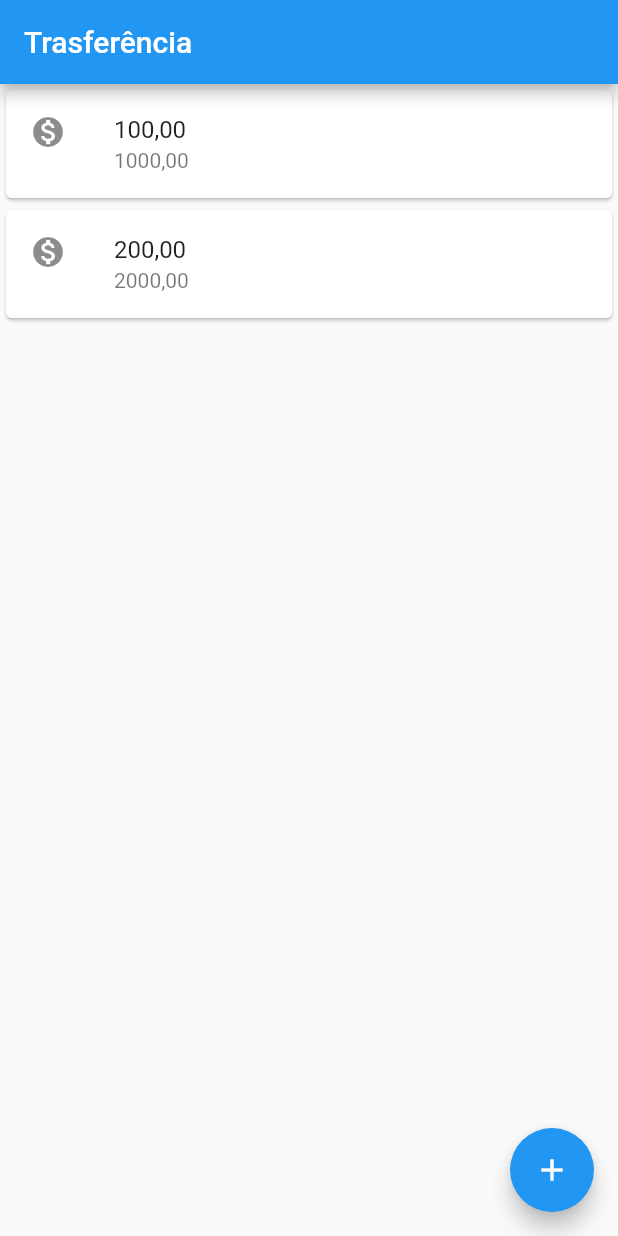
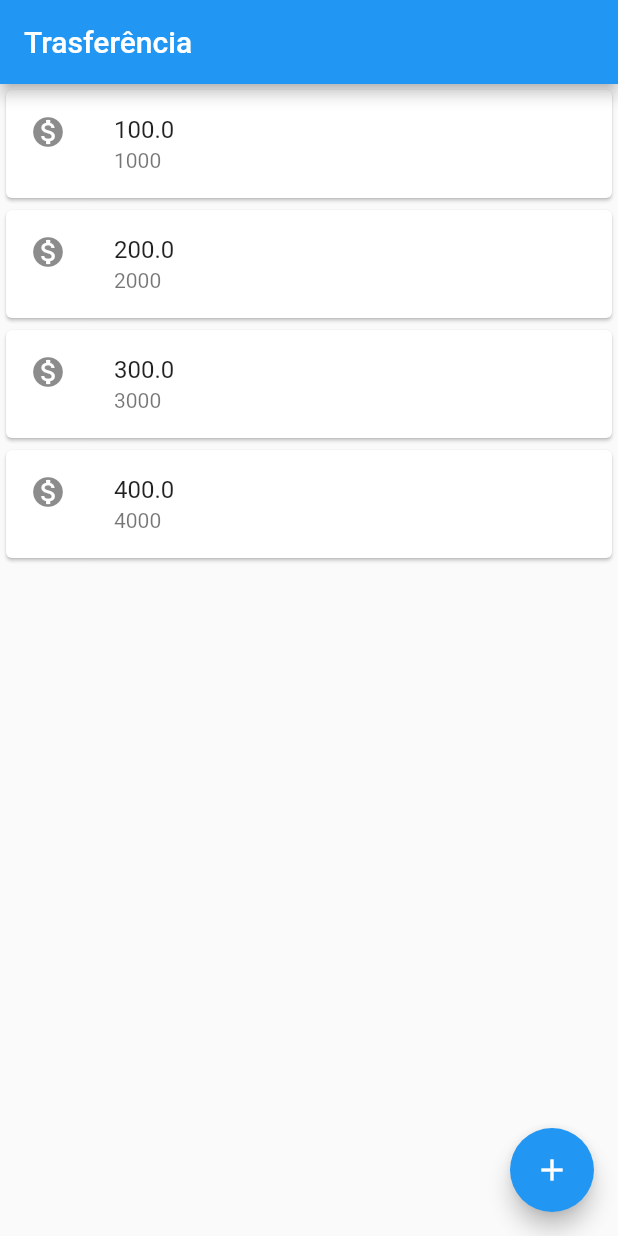
Before and after one commit to DiegoGielda/bytebank, a Flutter app: the screen it shows after launch, on a phone screen of 412 x 824 dp. Run offline on Flutter 3.47's test engine with Material 2 defaults, Android fonts, the phone set to English and light mode, and no system bars.

```diff
--- a/lib/main.dart
+++ b/lib/main.dart
@@ -3,24 +3,7 @@ import 'package:flutter/material.dart';
 void main() => runApp(
       MaterialApp(
         home: Scaffold(
-          body: Column(
-            children: <Widget>[
-              Card(
-                child: ListTile(
-                  leading: Icon(Icons.monetization_on),
-                  title: Text('100,00'),
-                  subtitle: Text('1000,00'),
-                ),
-              ),
-              Card(
-                child: ListTile(
-                  leading: Icon(Icons.monetization_on),
-                  title: Text('200,00'),
-                  subtitle: Text('2000,00'),
-                ),
-              ),
-            ],
-          ),
+          body: Listatrasferencias(),
           appBar: AppBar(
             title: Text('Trasferência'),
           ),
@@ -31,3 +14,43 @@ void main() => runApp(
         ),
       ),
     );
+
+class Listatrasferencias extends StatelessWidget {
+  @override
+  Widget build(BuildContext context) {
+    // TODO: implement build
+    return Column(
+      children: <Widget>[
+        ItemTransferencias(Trasnferencia(100, 1000)),
+        ItemTransferencias(Trasnferencia(200, 2000)),
+        ItemTransferencias(Trasnferencia(300, 3000)),
+        ItemTransferencias(Trasnferencia(400, 4000)),
+      ],
+    );
+  }
+}
+
+class ItemTransferencias extends StatelessWidget {
+  final Trasnferencia _trasnferencia;
+
+  ItemTransferencias(this._trasnferencia);
+
+  @override
+  Widget build(BuildContext context) {
+    // TODO: implement build
+    return Card(
+      child: ListTile(
+        leading: Icon(Icons.monetization_on),
+        title: Text(_trasnferencia.valor.toString()),
+        subtitle: Text(_trasnferencia.numeroDaConta.toString()),
+      ),
+    );
+  }
+}
+
+class Trasnferencia {
+  final double valor;
+  final int numeroDaConta;
+
+  Trasnferencia(this.valor, this.numeroDaConta);
+}
```
